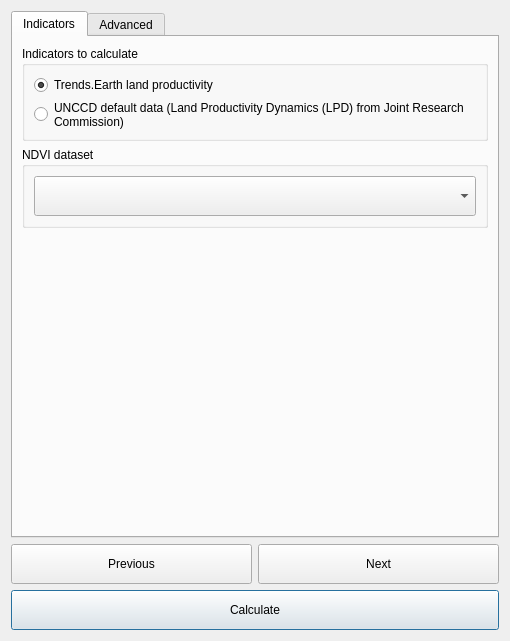
Before: the Qt Designer form LDMP/gui/DlgCalculateProd.ui in ConservationInternational/trends.earth, drawn with Qt 5.
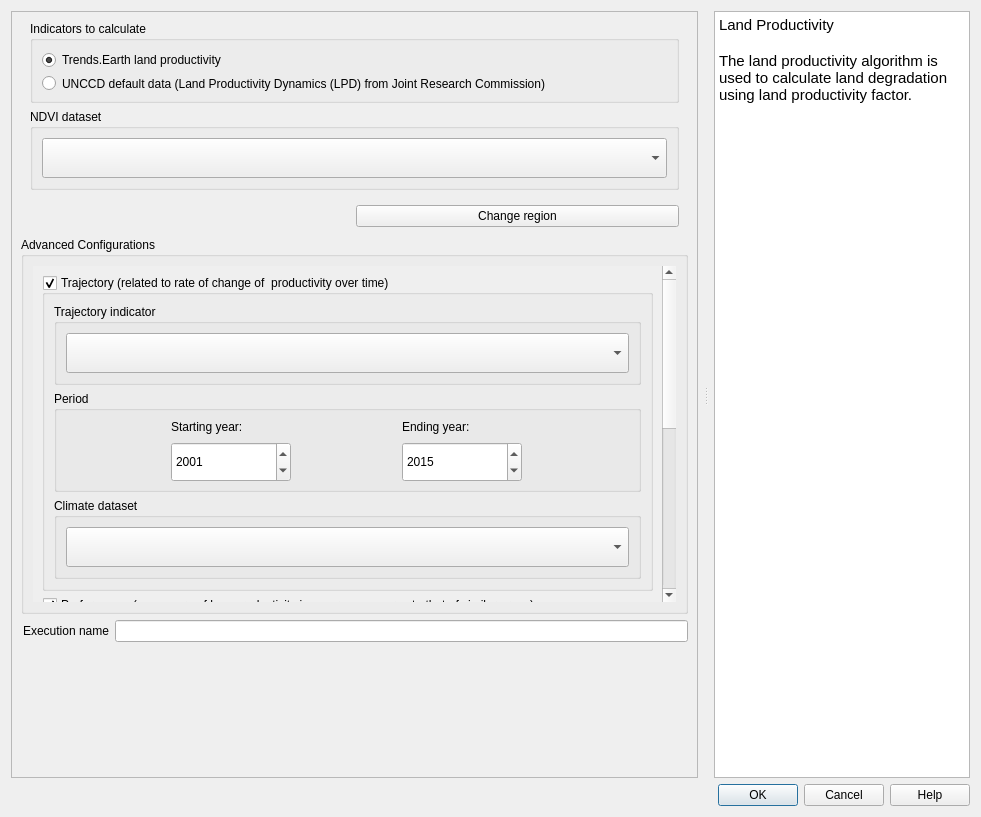
After: the same form once the commit is applied. Custom widgets are drawn as their Qt base class.

Commit message: updates on land productivity alg dialog

```diff
--- a/LDMP/gui/DlgCalculateProd.ui
+++ b/LDMP/gui/DlgCalculateProd.ui
@@ -6,8 +6,8 @@
    <rect>
     <x>0</x>
     <y>0</y>
-    <width>510</width>
-    <height>641</height>
+    <width>981</width>
+    <height>817</height>
    </rect>
   </property>
   <property name="sizePolicy">
@@ -25,29 +25,50 @@
   <property name="windowTitle">
    <string>Calculate Productivity</string>
   </property>
-  <layout class="QVBoxLayout" name="verticalLayout_2">
+  <layout class="QVBoxLayout" name="verticalLayout">
    <item>
-    <widget class="QTabWidget" name="TabBox">
-     <property name="minimumSize">
-      <size>
-       <width>0</width>
-       <height>0</height>
-      </size>
+    <widget class="QSplitter" name="splitter">
+     <property name="orientation">
+      <enum>Qt::Horizontal</enum>
      </property>
-     <property name="maximumSize">
-      <size>
-       <width>16777215</width>
-       <height>16777215</height>
-      </size>
+     <property name="handleWidth">
+      <number>16</number>
      </property>
-     <property name="currentIndex">
+     <widget class="QFrame" name="configurations">
+      <property name="sizePolicy">
+       <sizepolicy hsizetype="Expanding" vsizetype="Expanding">
+        <horstretch>2</horstretch>
+        <verstretch>0</verstretch>
+       </sizepolicy>
+      </property>
+      <property name="frameShape">
+       <enum>QFrame::StyledPanel</enum>
+      </property>
+      <property name="frameShadow">
+       <enum>QFrame::Raised</enum>
+      </property>
+      <layout class="QVBoxLayout" name="verticalLayout_3">
+       <property name="leftMargin">
+        <number>9</number>
+       </property>
+       <property name="topMargin">
       <number>0</number>
      </property>
-     <widget class="QWidget" name="IndicatorsTab">
-      <attribute name="title">
-       <string>Indicators</string>
-      </attribute>
-      <layout class="QVBoxLayout" name="verticalLayout_4">
+       <property name="rightMargin">
+        <number>9</number>
+       </property>
+       <property name="bottomMargin">
+        <number>4</number>
+       </property>
+       <item>
+        <widget class="QFrame" name="setup_frame">
+         <property name="frameShape">
+          <enum>QFrame::NoFrame</enum>
+         </property>
+         <property name="frameShadow">
+          <enum>QFrame::Raised</enum>
+         </property>
+         <layout class="QVBoxLayout" name="verticalLayout_5">
        <item>
         <widget class="QGroupBox" name="groupBox_lpd_mode">
          <property name="sizePolicy">
@@ -131,7 +152,7 @@
          <property name="flat">
           <bool>true</bool>
          </property>
-         <layout class="QVBoxLayout" name="verticalLayout_3">
+            <layout class="QVBoxLayout" name="verticalLayout_4">
           <item>
            <widget class="QComboBox" name="dataset_ndvi">
             <property name="sizePolicy">
@@ -151,26 +172,54 @@
          </layout>
         </widget>
        </item>
+         </layout>
+        </widget>
+       </item>
        <item>
-        <spacer name="verticalSpacer">
-         <property name="orientation">
-          <enum>Qt::Vertical</enum>
+        <layout class="QHBoxLayout" name="horizontalLayout">
+         <property name="leftMargin">
+          <number>5</number>
          </property>
-         <property name="sizeHint" stdset="0">
-          <size>
-           <width>20</width>
-           <height>0</height>
-          </size>
+         <property name="rightMargin">
+          <number>9</number>
          </property>
-        </spacer>
-       </item>
-      </layout>
-     </widget>
-     <widget class="QWidget" name="AdvancedTab">
-      <attribute name="title">
-       <string>Advanced</string>
-      </attribute>
-      <layout class="QVBoxLayout" name="verticalLayout_7">
+         <property name="bottomMargin">
+          <number>4</number>
+         </property>
+         <item>
+          <widget class="QLabel" name="region_la">
+           <property name="toolTip">
+            <string>The current selected region of interest</string>
+           </property>
+           <property name="text">
+            <string/>
+           </property>
+           <property name="wordWrap">
+            <bool>true</bool>
+           </property>
+          </widget>
+         </item>
+         <item>
+          <widget class="QPushButton" name="region_button">
+           <property name="toolTip">
+            <string>&lt;html&gt;&lt;head/&gt;&lt;body&gt;&lt;p&gt;Opens settings dialog in order to change region of interest.&lt;/p&gt;&lt;p&gt;&lt;br/&gt;&lt;/p&gt;&lt;/body&gt;&lt;/html&gt;</string>
+           </property>
+           <property name="text">
+            <string>Change region</string>
+           </property>
+          </widget>
+         </item>
+        </layout>
+       </item>
+       <item>
+        <widget class="QgsCollapsibleGroupBox" name="advance_configurations">
+         <property name="title">
+          <string>Advanced Configurations</string>
+         </property>
+         <property name="collapsed">
+          <bool>true</bool>
+         </property>
+         <layout class="QVBoxLayout" name="verticalLayout_10">
        <item>
         <widget class="QScrollArea" name="scrollArea">
          <property name="sizePolicy">
@@ -196,8 +245,8 @@
            <rect>
             <x>0</x>
             <y>0</y>
-            <width>492</width>
-            <height>638</height>
+               <width>669</width>
+               <height>738</height>
            </rect>
           </property>
           <layout class="QVBoxLayout" name="verticalLayout_9">
@@ -212,7 +261,7 @@
              <property name="checked">
               <bool>true</bool>
              </property>
-             <layout class="QVBoxLayout" name="verticalLayout">
+                <layout class="QVBoxLayout" name="verticalLayout_2">
               <item>
                <widget class="QGroupBox" name="groupBox_4">
                 <property name="sizePolicy">
@@ -552,7 +601,7 @@
              <property name="checkable">
               <bool>true</bool>
              </property>
-             <layout class="QVBoxLayout" name="verticalLayout_5">
+                <layout class="QVBoxLayout" name="verticalLayout_7">
               <item>
                <widget class="QGroupBox" name="groupBox_state_baseline">
                 <property name="title">
@@ -864,79 +913,90 @@
        </item>
       </layout>
      </widget>
-    </widget>
    </item>
    <item>
-    <layout class="QGridLayout" name="gridLayout">
-     <item row="1" column="0" colspan="2">
-      <widget class="QPushButton" name="button_calculate">
-       <property name="sizePolicy">
-        <sizepolicy hsizetype="Minimum" vsizetype="Minimum">
-         <horstretch>0</horstretch>
-         <verstretch>0</verstretch>
-        </sizepolicy>
-       </property>
-       <property name="minimumSize">
-        <size>
-         <width>0</width>
-         <height>40</height>
-        </size>
+        <layout class="QHBoxLayout" name="horizontalLayout_2">
+         <property name="leftMargin">
+          <number>2</number>
+         </property>
+         <item>
+          <widget class="QLabel" name="execution_name_la">
+           <property name="toolTip">
+            <string>Auto generated name for the task which can be edited</string>
        </property>
        <property name="text">
-        <string>Calculate</string>
+            <string>Execution name</string>
        </property>
       </widget>
      </item>
-     <item row="0" column="0">
-      <widget class="QPushButton" name="button_prev">
-       <property name="sizePolicy">
-        <sizepolicy hsizetype="Minimum" vsizetype="Minimum">
-         <horstretch>0</horstretch>
-         <verstretch>0</verstretch>
-        </sizepolicy>
-       </property>
-       <property name="minimumSize">
+         <item>
+          <widget class="QLineEdit" name="execution_name_le"/>
+         </item>
+        </layout>
+       </item>
+       <item>
+        <spacer name="verticalSpacer">
+         <property name="orientation">
+          <enum>Qt::Vertical</enum>
+         </property>
+         <property name="sizeHint" stdset="0">
         <size>
-         <width>0</width>
+           <width>20</width>
          <height>40</height>
         </size>
        </property>
-       <property name="text">
-        <string>Previous</string>
-       </property>
-      </widget>
-     </item>
-     <item row="0" column="1">
-      <widget class="QPushButton" name="button_next">
+        </spacer>
+       </item>
+      </layout>
+     </widget>
+     <widget class="QTextBrowser" name="alg_help">
        <property name="sizePolicy">
-        <sizepolicy hsizetype="Minimum" vsizetype="Minimum">
+       <sizepolicy hsizetype="Expanding" vsizetype="Expanding">
          <horstretch>0</horstretch>
          <verstretch>0</verstretch>
         </sizepolicy>
        </property>
-       <property name="minimumSize">
-        <size>
-         <width>0</width>
-         <height>40</height>
-        </size>
-       </property>
-       <property name="text">
-        <string>Next</string>
-       </property>
-      </widget>
-     </item>
-    </layout>
+      <property name="accessibleName">
+       <string/>
+      </property>
+      <property name="html">
+       <string>&lt;!DOCTYPE HTML PUBLIC &quot;-//W3C//DTD HTML 4.0//EN&quot; &quot;http://www.w3.org/TR/REC-html40/strict.dtd&quot;&gt;
+&lt;html&gt;&lt;head&gt;&lt;meta name=&quot;qrichtext&quot; content=&quot;1&quot; /&gt;&lt;style type=&quot;text/css&quot;&gt;
+p, li { white-space: pre-wrap; }
+&lt;/style&gt;&lt;/head&gt;&lt;body style=&quot; font-family:'Ubuntu'; font-size:11pt; font-weight:400; font-style:normal;&quot;&gt;
+&lt;p style=&quot; margin-top:0px; margin-bottom:0px; margin-left:0px; margin-right:0px; -qt-block-indent:0; text-indent:0px;&quot;&gt;Land Productivity&lt;/p&gt;
+&lt;p style=&quot;-qt-paragraph-type:empty; margin-top:0px; margin-bottom:0px; margin-left:0px; margin-right:0px; -qt-block-indent:0; text-indent:0px; font-weight:600;&quot;&gt;&lt;br /&gt;&lt;/p&gt;
+&lt;p style=&quot; margin-top:0px; margin-bottom:0px; margin-left:0px; margin-right:0px; -qt-block-indent:0; text-indent:0px;&quot;&gt;The land productivity algorithm is used to calculate land degradation using land productivity factor.&lt;/p&gt;&lt;/body&gt;&lt;/html&gt;</string>
+      </property>
+      <property name="openExternalLinks">
+       <bool>true</bool>
+      </property>
+      <property name="openLinks">
+       <bool>false</bool>
+      </property>
+     </widget>
+    </widget>
+   </item>
+   <item>
+    <widget class="QDialogButtonBox" name="button_box">
+     <property name="orientation">
+      <enum>Qt::Horizontal</enum>
+     </property>
+     <property name="standardButtons">
+      <set>QDialogButtonBox::Cancel|QDialogButtonBox::Help|QDialogButtonBox::Ok</set>
+     </property>
+    </widget>
    </item>
   </layout>
  </widget>
- <tabstops>
-  <tabstop>TabBox</tabstop>
-  <tabstop>button_prev</tabstop>
-  <tabstop>button_next</tabstop>
-  <tabstop>button_calculate</tabstop>
-  <tabstop>traj_indic</tabstop>
-  <tabstop>traj_climate</tabstop>
- </tabstops>
+ <customwidgets>
+  <customwidget>
+   <class>QgsCollapsibleGroupBox</class>
+   <extends>QGroupBox</extends>
+   <header>qgis.gui</header>
+   <container>1</container>
+  </customwidget>
+ </customwidgets>
  <resources/>
  <connections/>
 </ui>
```
Left out of the diff: 37 changed lines with no effect on the pictures. Lines whose indentation alone changed are shown as unchanged. The commit also changes 1 other file.
